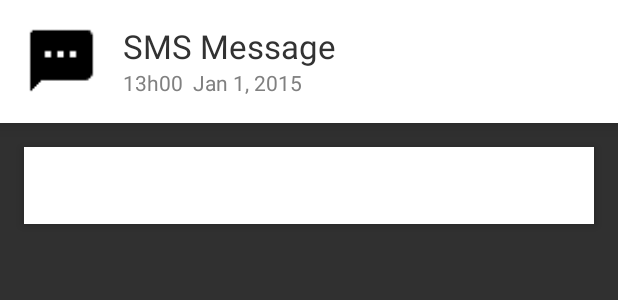
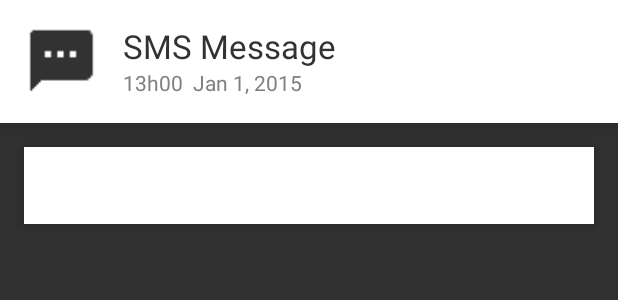
Before and after one commit to mayconbordin/ubipri-android, an Android app: the layout fragment_notification.xml on its own in the app's theme, with its tools: preview values and no code run, on a phone screen of 412 x 824 dp. Shown: the top 300 px of the screen. Run offline under Robolectric (Android 15) with nearby library versions, the phone set to English and light mode, and no system bars.

Commit message:
Updated UI and prepared the notification display

```diff
--- a/app/src/main/java/com/gppdi/ubipri/notification/ui/adapters/NotificationAdapter.java
+++ b/app/src/main/java/com/gppdi/ubipri/notification/ui/adapters/NotificationAdapter.java
@@ -47,9 +47,9 @@ public class NotificationAdapter extends ArrayAdapter<Notification> {
             view = inflater.inflate(resource, viewGroup, false);
 
             // Remember the layout views for faster access
-            viewHolder.icon = (ImageView) view.findViewById(R.id.imgNotificationType);
-            viewHolder.message = (TextView) view.findViewById(R.id.txtNotificationsMessage);
-            viewHolder.time = (TextView) view.findViewById(R.id.txtNotificationsTime);
+            viewHolder.icon = (ImageView) view.findViewById(R.id.notificationsFormatImage);
+            viewHolder.message = (TextView) view.findViewById(R.id.notificationsMessage);
+            viewHolder.time = (TextView) view.findViewById(R.id.notificationsTime);
 
             view.setTag(viewHolder);
         } else {
--- a/app/src/main/java/com/gppdi/ubipri/notification/ui/fragments/NotificationHistoryFragment.java
+++ b/app/src/main/java/com/gppdi/ubipri/notification/ui/fragments/NotificationHistoryFragment.java
@@ -30,7 +30,6 @@ public class NotificationHistoryFragment extends Fragment {
 
     @Inject ApiNotificationService apiNotificationService;
 
-    private ListView listView;
     private TextView updateTextView;
 
     private List<Notification> notificationList;
@@ -45,8 +44,8 @@ public class NotificationHistoryFragment extends Fragment {
     @Override
     public View onCreateView(LayoutInflater inflater, ViewGroup container, Bundle savedInstanceState) {
         View rootView = inflater.inflate(R.layout.fragment_notification_hist, container, false);
-        listView = (ListView) rootView.findViewById(R.id.listNotifications);
-        updateTextView = (TextView) rootView.findViewById(R.id.textViewNotificationsUpdate);
+        ListView listView = (ListView) rootView.findViewById(R.id.notificationsList);
+        updateTextView = (TextView) rootView.findViewById(R.id.notificationsUpdateMessage);
 
         listView.setOnItemClickListener(new AdapterView.OnItemClickListener() {
             @Override
--- a/app/src/main/res/layout/activity_notification.xml
+++ b/app/src/main/res/layout/fragment_notification.xml
@@ -1,7 +1,9 @@
-<?xml version="1.0" encoding="utf-8"?>
-<RelativeLayout xmlns:android="http://schemas.android.com/apk/res/android"
+<LinearLayout xmlns:android="http://schemas.android.com/apk/res/android"
+    xmlns:tools="http://schemas.android.com/tools"
+    android:orientation="vertical"
     android:layout_width="match_parent"
     android:layout_height="match_parent"
+    tools:context="com.gppdi.ubipri.notification.ui.fragments.NotificationFragment"
     >
 
     <RelativeLayout
@@ -14,31 +16,33 @@
         >
 
         <ImageView
-            android:id="@+id/imageViewNotification"
+            android:id="@+id/notificationFormatImage"
             android:layout_width="50dp"
             android:layout_height="50dp"
             android:layout_marginRight="16dp"
             android:layout_marginEnd="16dp"
-            android:src="@drawable/ic_sms_black_24dp" />
+            android:src="@drawable/ic_sms_black_24dp"
+            android:tint="@android:color/secondary_text_light"
+            />
 
         <TextView
-            android:id="@+id/textViewNotificationFormat"
+            android:id="@+id/notificationFormat"
             android:layout_width="wrap_content"
             android:layout_height="wrap_content"
-            android:layout_toRightOf="@id/imageViewNotification"
-            android:layout_toEndOf="@id/imageViewNotification"
+            android:layout_toRightOf="@id/notificationFormatImage"
+            android:layout_toEndOf="@id/notificationFormatImage"
             android:textAppearance="?android:attr/textAppearanceLarge"
             android:text="SMS Message"
             android:textColor="@android:color/secondary_text_light"
             />
 
         <TextView
-            android:id="@+id/textViewNotificationTime"
+            android:id="@+id/notificationTime"
             android:layout_width="wrap_content"
             android:layout_height="wrap_content"
-            android:layout_below="@+id/textViewNotificationFormat"
-            android:layout_toRightOf="@+id/imageViewNotification"
-            android:layout_toEndOf="@+id/imageViewNotification"
+            android:layout_below="@+id/notificationFormat"
+            android:layout_toRightOf="@+id/notificationFormatImage"
+            android:layout_toEndOf="@+id/notificationFormatImage"
             android:text="13h00  Jan 1, 2015"
             android:textColor="@android:color/tertiary_text_light"
             />
@@ -46,13 +50,13 @@
     </RelativeLayout>
 
     <TextView
+        android:id="@+id/notificationMessage"
         android:layout_width="fill_parent"
         android:layout_height="wrap_content"
         android:layout_margin="16dp"
         android:padding="16dp"
         android:elevation="4dp"
-        android:layout_below="@id/notificationHeader"
         android:background="@android:color/white"
         />
 
-</RelativeLayout>
+</LinearLayout>
--- a/app/src/main/res/layout/fragment_notification_hist.xml
+++ b/app/src/main/res/layout/fragment_notification_hist.xml
@@ -17,7 +17,7 @@
         />
 
     <TextView
-        android:id="@+id/textViewNotificationsUpdate"
+        android:id="@+id/notificationsUpdateMessage"
         android:layout_width="wrap_content"
         android:layout_height="wrap_content"
         android:layout_gravity="center_horizontal"
@@ -28,7 +28,7 @@
         />
 
     <ListView
-        android:id="@+id/listNotifications"
+        android:id="@+id/notificationsList"
         android:layout_width="fill_parent"
         android:layout_height="fill_parent"
         android:divider="@color/divider"
```
Also changed, not shown: app/src/main/java/com/gppdi/ubipri/notification/ui/fragments/NotificationFragment.java (added, +85 -0 lines), app/src/main/res/layout/row_notification_hist.xml (+7 -7 lines), app/src/main/res/values/strings.xml (+7 -0 lines).
